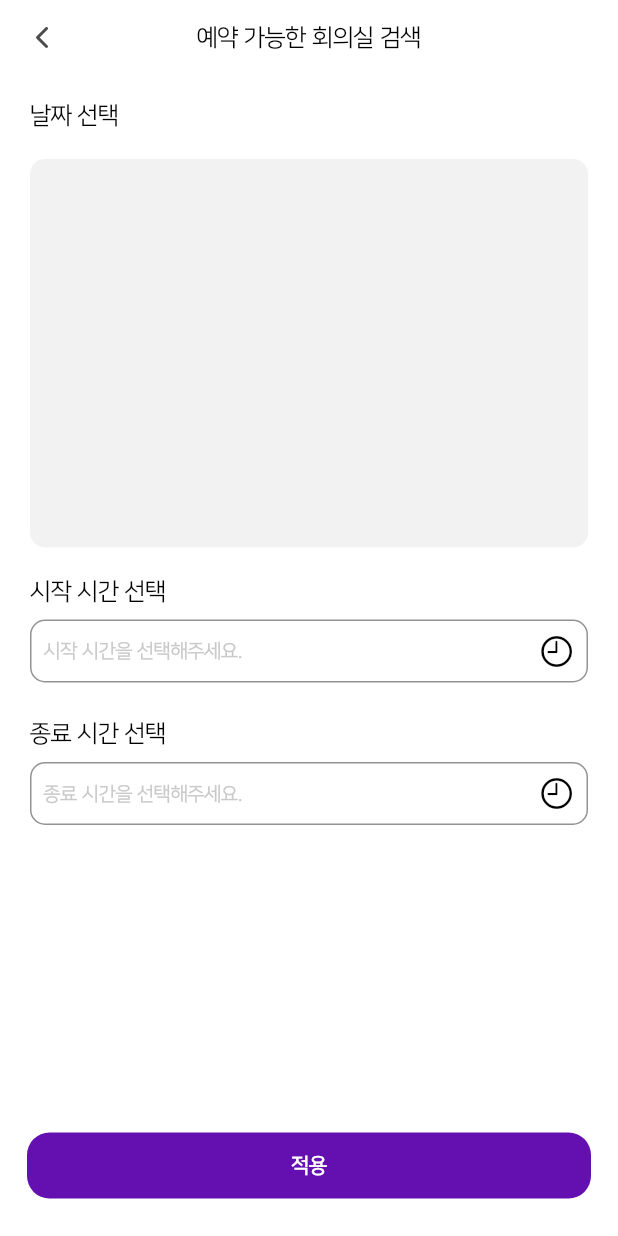
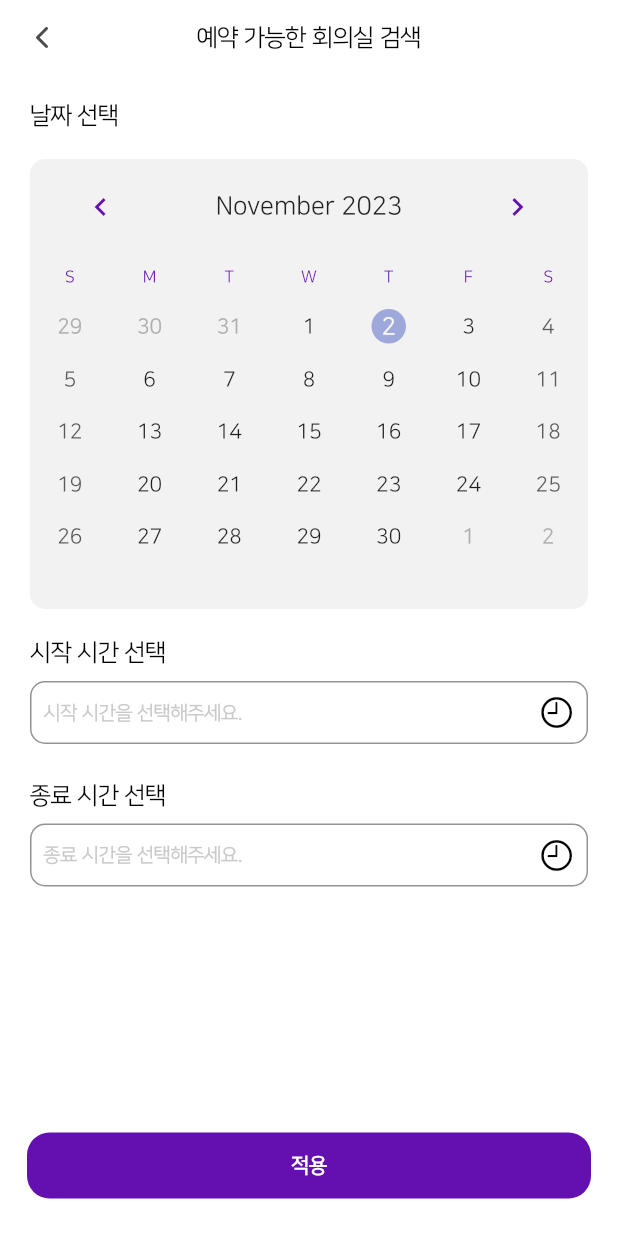
Before and after one commit to PLADI-ALM/PLADI-ALM-Mobile, a Flutter app: the OfficeFilterScreen screen opened directly, on a phone screen of 412 x 824 dp. Run offline on Flutter 3.47's test engine with Material 2 defaults, Android fonts, the phone set to English and light mode, and no system bars; drawn by our look-alikes of table_calendar; our stand-ins replace dio, flutter_secure_storage, flutter_svg; accounts and stored records are empty; network calls fail.

Commit message:
feat: 예약 가능한 회의실 검색 필터 화면 내 달력 컴포넌트 추가

```diff
--- a/lib/View/booking/screen/office_filter_screen.dart
+++ b/lib/View/booking/screen/office_filter_screen.dart
@@ -1,7 +1,9 @@
 import 'package:flutter/material.dart';
+import 'package:frontend/View/colors.dart';
 import 'package:frontend/View/common/component/purple_bottom_button.dart';
 import 'package:frontend/View/common/component/sub_app_bar.dart';
 import 'package:flutter/cupertino.dart';
+import 'package:table_calendar/table_calendar.dart';
 
 import '../component/select_time_button.dart';
 
@@ -13,6 +15,8 @@ class OfficeFilterScreen extends StatefulWidget {
 }
 
 class _OfficeFilterScreenState extends State<OfficeFilterScreen> {
+
+  static const weekdays = ['M', 'T', 'W', 'T', 'F', 'S', 'S'];
 
   bool isShowTimePicker = false;
 
@@ -53,20 +57,46 @@ class _OfficeFilterScreenState extends State<OfficeFilterScreen> {
   }
 
   Widget renderCalendarView() {
+    TextStyle weekdayStyle = const TextStyle(fontSize: 11, color: purple);
+
     return Container(
       margin: const EdgeInsets.symmetric(vertical: 20),
-      height: 259,
+      height: 300,
       decoration: const BoxDecoration(
         color: Color(0xFFF2F2F2),
         borderRadius: BorderRadius.all(Radius.circular(10))
+      ),
+      child: TableCalendar(
+        rowHeight: 35,
+        focusedDay: DateTime.now(),
+        firstDay: DateTime(2023,1,1),
+        lastDay: DateTime(2023,12,31),
+        // locale: 'ko-KR',
+        daysOfWeekHeight: 30,
+        headerStyle: const HeaderStyle(
+          formatButtonVisible: false,
+          titleCentered: true,
+          leftChevronVisible: true,
+          rightChevronVisible: true,
+          leftChevronMargin: EdgeInsets.only(left: 23),
+          rightChevronMargin: EdgeInsets.only(right: 23),
+          leftChevronIcon: Icon(Icons.chevron_left, color: purple,),
+          rightChevronIcon: Icon(Icons.chevron_right, color: purple,),
+        ),
+        calendarBuilders: CalendarBuilders(
+          dowBuilder: (context, day) {
+            return Center(child: Text(weekdays[day.weekday-1], style: weekdayStyle,),);
+          },
+        ),
+        onDaySelected: (DateTime time, _) {
+          didSelectedDay(time);
+        },
       ),
     );
   }
 
 
   void showTimePicker() {
-    TextStyle style = const TextStyle(fontSize: 13, color: Colors.black);
-
     showCupertinoDialog(
         context: context,
         barrierDismissible: true,
@@ -88,6 +118,11 @@ class _OfficeFilterScreenState extends State<OfficeFilterScreen> {
     );
   }
 
+
+  void didSelectedDay(DateTime time) {
+    print('didSelectedDay - $time');
+  }
+
   void didTapStartButton() {
     showTimePicker();
   }
--- a/pubspec.yaml
+++ b/pubspec.yaml
@@ -39,6 +39,7 @@ dependencies:
   flutter_secure_storage: ^8.0.0
   dio: ^4.0.6
   json_annotation: ^4.8.0
+  table_calendar: ^3.0.9
 
 dev_dependencies:
   flutter_test:
```
Also changed, not shown: pubspec.lock.
